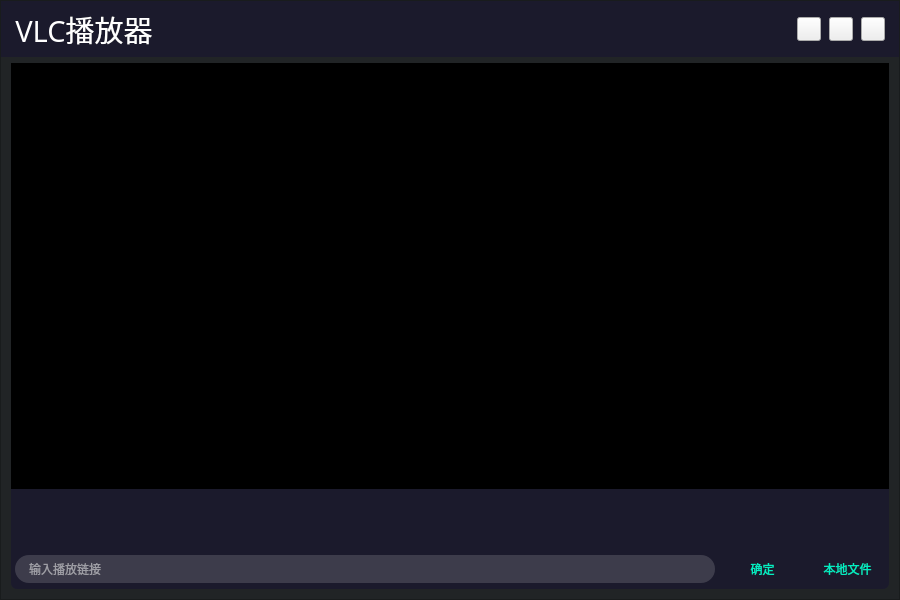
The window that vlcPlayer/vlcPlayer/vlcPlayer.ui (KikyoShaw/vlcPlayer) describes before a commit, drawn with Qt 5.
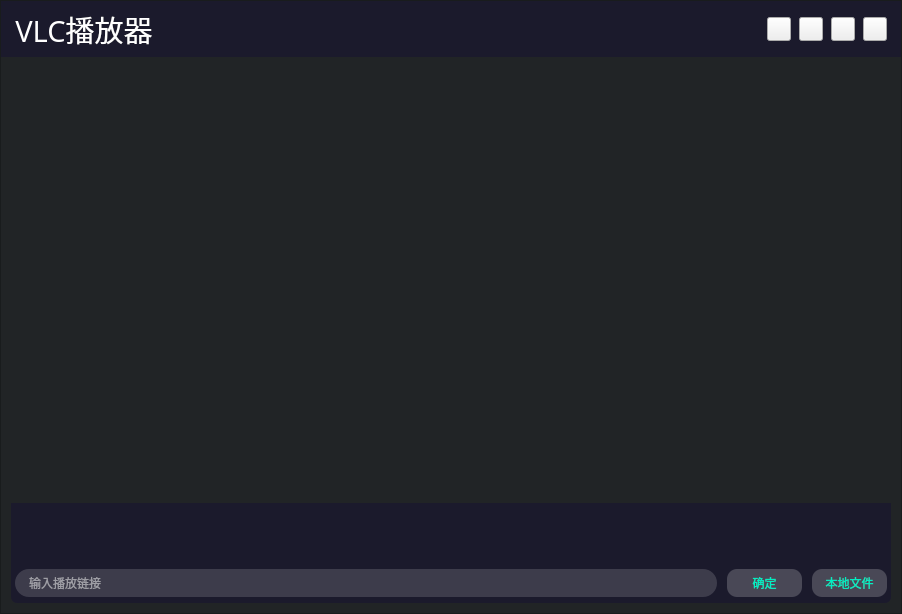
The same window after the commit. The open tabs and pages were chosen to show the change. Icons and pictures are not drawn. Custom widgets are drawn as their Qt base class.

Diff of the .ui file:
```diff
--- a/vlcPlayer/vlcPlayer/vlcPlayer.ui
+++ b/vlcPlayer/vlcPlayer/vlcPlayer.ui
@@ -6,8 +6,8 @@
    <rect>
     <x>0</x>
     <y>0</y>
-    <width>900</width>
-    <height>600</height>
+    <width>902</width>
+    <height>614</height>
    </rect>
   </property>
   <property name="windowTitle">
@@ -31,6 +31,12 @@
    </property>
    <item>
     <widget class="QFrame" name="frame">
+     <property name="minimumSize">
+      <size>
+       <width>902</width>
+       <height>614</height>
+      </size>
+     </property>
      <property name="styleSheet">
       <string notr="true">#frame
 {
@@ -254,6 +260,31 @@
               </property>
              </spacer>
             </item>
+            <item>
+             <widget class="QPushButton" name="pushButton_return">
+              <property name="minimumSize">
+               <size>
+                <width>24</width>
+                <height>24</height>
+               </size>
+              </property>
+              <property name="maximumSize">
+               <size>
+                <width>24</width>
+                <height>24</height>
+               </size>
+              </property>
+              <property name="cursor">
+               <cursorShape>PointingHandCursor</cursorShape>
+              </property>
+              <property name="toolTip">
+               <string>返回主界面</string>
+              </property>
+              <property name="styleSheet">
+               <string notr="true">border-image: url(:/qrc/qrc/ico_zkt.png);</string>
+              </property>
+             </widget>
+            </item>
             <item>
              <widget class="QPushButton" name="pushButton_min">
               <property name="minimumSize">
@@ -366,13 +397,225 @@
           <number>10</number>
          </property>
          <item>
-          <widget class="QWidget" name="widget_player" native="true">
-           <property name="styleSheet">
-            <string notr="true">#widget_player
+          <widget class="QStackedWidget" name="stackedWidget">
+           <widget class="QWidget" name="page_player">
+            <layout class="QVBoxLayout" name="verticalLayout_4">
+             <property name="spacing">
+              <number>0</number>
+             </property>
+             <property name="leftMargin">
+              <number>0</number>
+             </property>
+             <property name="topMargin">
+              <number>0</number>
+             </property>
+             <property name="rightMargin">
+              <number>0</number>
+             </property>
+             <property name="bottomMargin">
+              <number>0</number>
+             </property>
+             <item>
+              <widget class="QWidget" name="widget_player" native="true">
+               <property name="styleSheet">
+                <string notr="true">#widget_player
 {
 	background-color: rgb(0, 0, 0);
 }</string>
-           </property>
+               </property>
+              </widget>
+             </item>
+            </layout>
+           </widget>
+           <widget class="QWidget" name="page_loading">
+            <layout class="QVBoxLayout" name="verticalLayout_6">
+             <property name="spacing">
+              <number>0</number>
+             </property>
+             <property name="leftMargin">
+              <number>0</number>
+             </property>
+             <property name="topMargin">
+              <number>0</number>
+             </property>
+             <property name="rightMargin">
+              <number>0</number>
+             </property>
+             <property name="bottomMargin">
+              <number>0</number>
+             </property>
+             <item>
+              <widget class="QLabel" name="label_loading"/>
+             </item>
+            </layout>
+           </widget>
+           <widget class="QWidget" name="page_mian">
+            <property name="styleSheet">
+             <string notr="true">#page_mian{
+	image: url(:/qrc/qrc/main.jpg);
+}</string>
+            </property>
+            <layout class="QVBoxLayout" name="verticalLayout_7">
+             <property name="spacing">
+              <number>0</number>
+             </property>
+             <property name="leftMargin">
+              <number>0</number>
+             </property>
+             <property name="topMargin">
+              <number>0</number>
+             </property>
+             <property name="rightMargin">
+              <number>0</number>
+             </property>
+             <property name="bottomMargin">
+              <number>0</number>
+             </property>
+             <item>
+              <spacer name="verticalSpacer">
+               <property name="orientation">
+                <enum>Qt::Vertical</enum>
+               </property>
+               <property name="sizeHint" stdset="0">
+                <size>
+                 <width>20</width>
+                 <height>40</height>
+                </size>
+               </property>
+              </spacer>
+             </item>
+             <item>
+              <widget class="QWidget" name="widget_csdn" native="true">
+               <property name="minimumSize">
+                <size>
+                 <width>0</width>
+                 <height>50</height>
+                </size>
+               </property>
+               <property name="maximumSize">
+                <size>
+                 <width>16777215</width>
+                 <height>50</height>
+                </size>
+               </property>
+               <layout class="QHBoxLayout" name="horizontalLayout_11">
+                <item>
+                 <spacer name="horizontalSpacer_7">
+                  <property name="orientation">
+                   <enum>Qt::Horizontal</enum>
+                  </property>
+                  <property name="sizeHint" stdset="0">
+                   <size>
+                    <width>342</width>
+                    <height>20</height>
+                   </size>
+                  </property>
+                 </spacer>
+                </item>
+                <item>
+                 <widget class="QLabel" name="label_csdn">
+                  <property name="minimumSize">
+                   <size>
+                    <width>140</width>
+                    <height>0</height>
+                   </size>
+                  </property>
+                  <property name="maximumSize">
+                   <size>
+                    <width>140</width>
+                    <height>16777215</height>
+                   </size>
+                  </property>
+                  <property name="styleSheet">
+                   <string notr="true">	font-size: 16px;
+	font-family: 微软雅黑;
+	color: #01EEC3;</string>
+                  </property>
+                 </widget>
+                </item>
+                <item>
+                 <spacer name="horizontalSpacer_8">
+                  <property name="orientation">
+                   <enum>Qt::Horizontal</enum>
+                  </property>
+                  <property name="sizeHint" stdset="0">
+                   <size>
+                    <width>342</width>
+                    <height>20</height>
+                   </size>
+                  </property>
+                 </spacer>
+                </item>
+               </layout>
+              </widget>
+             </item>
+             <item>
+              <widget class="QWidget" name="widget_github" native="true">
+               <property name="minimumSize">
+                <size>
+                 <width>0</width>
+                 <height>50</height>
+                </size>
+               </property>
+               <property name="maximumSize">
+                <size>
+                 <width>16777215</width>
+                 <height>50</height>
+                </size>
+               </property>
+               <layout class="QHBoxLayout" name="horizontalLayout_12">
+                <item>
+                 <spacer name="horizontalSpacer_10">
+                  <property name="orientation">
+                   <enum>Qt::Horizontal</enum>
+                  </property>
+                  <property name="sizeHint" stdset="0">
+                   <size>
+                    <width>342</width>
+                    <height>20</height>
+                   </size>
+                  </property>
+                 </spacer>
+                </item>
+                <item>
+                 <widget class="QLabel" name="label_github">
+                  <property name="minimumSize">
+                   <size>
+                    <width>140</width>
+                    <height>0</height>
+                   </size>
+                  </property>
+                  <property name="maximumSize">
+                   <size>
+                    <width>140</width>
+                    <height>16777215</height>
+                   </size>
+                  </property>
+                  <property name="styleSheet">
+                   <string notr="true">	font-size: 16px;
+	font-family: 微软雅黑;
+	color: #01EEC3;</string>
+                  </property>
+                 </widget>
+                </item>
+                <item>
+                 <spacer name="horizontalSpacer_9">
+                  <property name="orientation">
+                   <enum>Qt::Horizontal</enum>
+                  </property>
+                  <property name="sizeHint" stdset="0">
+                   <size>
+                    <width>342</width>
+                    <height>20</height>
+                   </size>
+                  </property>
+                 </spacer>
+                </item>
+               </layout>
+              </widget>
+             </item>
+            </layout>
+           </widget>
           </widget>
          </item>
          <item>
@@ -434,15 +677,6 @@
               <property name="styleSheet">
                <string notr="true">QPushButton
 {
-	border:none;
-	background-color:transparent;
-	font-size: 12px;
-	font-family: 微软雅黑;
-	color: #01EEC3;
-}
-
-QPushButton:hover
-{
 	border-radius:10px;
 	background-color: rgba(255, 255, 255, 0.2);
 	font-size: 12px;
```
